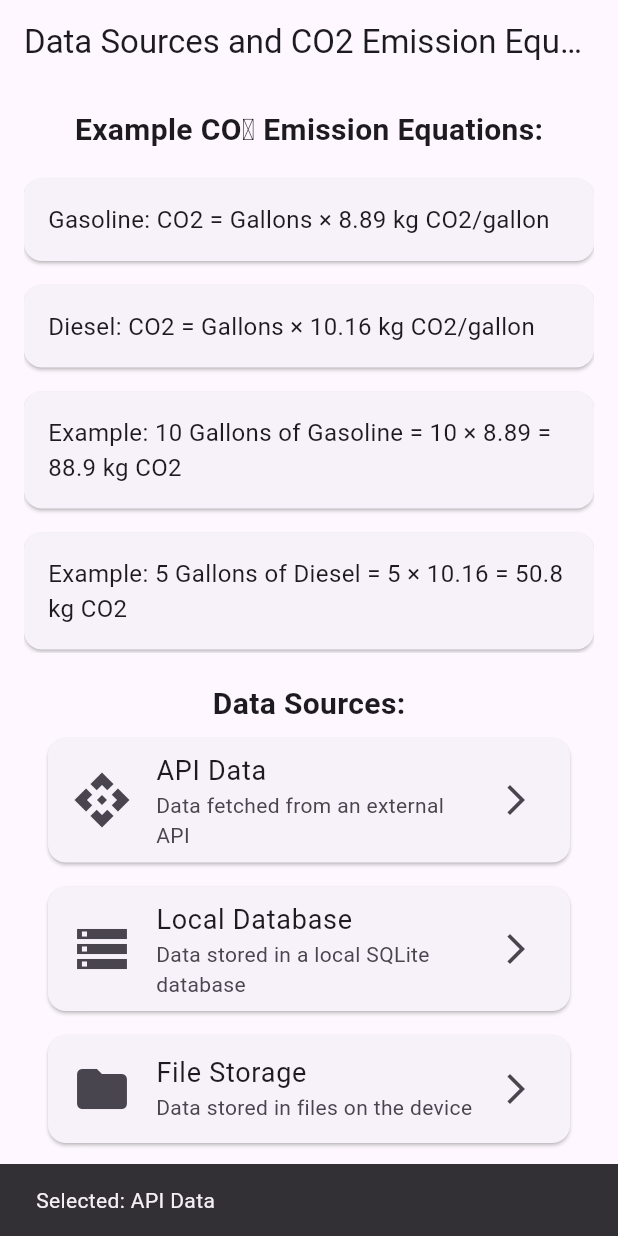
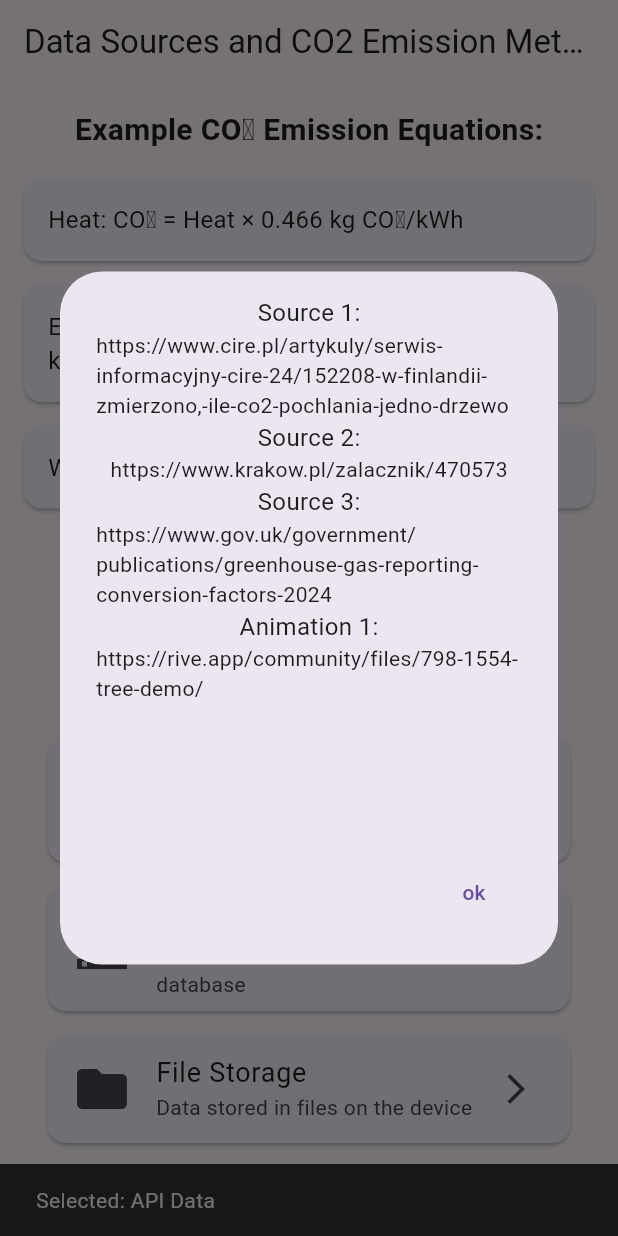
Before and after one commit to kn-kraken/carbon-tree, a Flutter app: the DataSourceAndCO2 screen opened directly, after a tap on "API Data", on a phone screen of 412 x 824 dp. Run offline on Flutter 3.47's test engine with Material 3 defaults, Android fonts, the light colour scheme and no system bars; our stand-ins replace file_picker, localstorage, rive; missing offline and left inert: excel, flex_seed_scheme, google_ml_kit, pdfx, svg_path_parser.

Commit message:
adds houshold indicators

```diff
--- a/lib/data_source_view.dart
+++ b/lib/data_source_view.dart
@@ -36,10 +36,9 @@ final List<DataSource> dataSources = [
 
 // Example CO2 Emission Equations
 List<String> exampleEquations = [
-  "Gasoline: CO2 = Gallons × 8.89 kg CO2/gallon",
-  "Diesel: CO2 = Gallons × 10.16 kg CO2/gallon",
-  "Example: 10 Gallons of Gasoline = 10 × 8.89 = 88.9 kg CO2",
-  "Example: 5 Gallons of Diesel = 5 × 10.16 = 50.8 kg CO2",
+  "Heat: CO\u2082 = Heat × 0.466 kg CO\u2082/kWh",
+  "Electricity: CO\u2082 = Electricity × 0.698 kg CO\u2082/kWh",
+  "Water: CO\u2082 = Water × 0.149 kg CO\u2082/m\u00b3",
 ];
 
 class DataSourceAndCO2 extends StatelessWidget {
@@ -47,7 +46,7 @@ class DataSourceAndCO2 extends StatelessWidget {
   Widget build(BuildContext context) {
     return Scaffold(
       appBar: AppBar(
-        title: Text('Data Sources and CO2 Emission Equations'),
+        title: Text('Data Sources and CO2 Emission Metrics'),
       ),
       body: Padding(
         padding: const EdgeInsets.all(16.0),
@@ -100,6 +99,47 @@ class DataSourceAndCO2 extends StatelessWidget {
                           SnackBar(
                               content: Text('Selected: ${dataSource.title}')),
                         );
+                        showDialog(
+                          context: context,
+                          builder: (context) => AlertDialog(
+                            content: SizedBox(
+                              height: 350,
+                              child: Column(
+                                children: [
+                                  Text(
+                                    'Source 1:',
+                                    style: TextStyle(fontSize: 16),
+                                  ),
+                                  Text(
+                                      'https://www.cire.pl/artykuly/serwis-informacyjny-cire-24/152208-w-finlandii-zmierzono,-ile-co2-pochlania-jedno-drzewo'),
+                                  Text(
+                                    'Source 2:',
+                                    style: TextStyle(fontSize: 16),
+                                  ),
+                                  Text(
+                                      'https://www.krakow.pl/zalacznik/470573'),
+                                  Text(
+                                    'Source 3:',
+                                    style: TextStyle(fontSize: 16),
+                                  ),
+                                  Text(
+                                      'https://www.gov.uk/government/publications/greenhouse-gas-reporting-conversion-factors-2024'),
+                                  Text(
+                                    'Animation 1:',
+                                    style: TextStyle(fontSize: 16),
+                                  ),
+                                  Text(
+                                      'https://rive.app/community/files/798-1554-tree-demo/'),
+                                ],
+                              ),
+                            ),
+                            actions: [
+                              TextButton(
+                                  onPressed: () => Navigator.of(context).pop(),
+                                  child: Text('ok'))
+                            ],
+                          ),
+                        );
                       },
                     ),
                   );
--- a/lib/household.dart
+++ b/lib/household.dart
@@ -1,3 +1,4 @@
+import 'package:carbon_tree/summary.dart';
 import 'package:flutter/material.dart';
 import 'package:flutter/services.dart';
 import 'package:localstorage/localstorage.dart';
@@ -22,7 +23,7 @@ class _HouseholdRouteState extends State<HouseholdRoute> {
     _loadData();
   }
 
-  void _loadData()  {
+  void _loadData() {
     setState(() {
       _waterController.text = localStorage.getItem('water') ?? '';
       _gasController.text = localStorage.getItem('gas') ?? '';
@@ -63,6 +64,20 @@ class _HouseholdRouteState extends State<HouseholdRoute> {
               ElevatedButton(
                 onPressed: _isChanged ? _onSave : null,
                 child: Text('Save'),
+              ),
+              SizedBox(
+                height: 20,
+              ),
+              ParkIndicator(
+                  (0.149 * double.parse(_waterController.text) +
+                          0.698 * double.parse(_electricityController.text) +
+                          0.466 * double.parse(_gasController.text)) /
+                      300,
+                  scale: 0.35),
+              Text(
+                  "${((0.149 * double.parse(_waterController.text) + 0.698 * double.parse(_electricityController.text) + 0.466 * double.parse(_gasController.text)) / 307).toStringAsFixed(2)} - number of Skałki Twardowskiego parks needed to recompensate your carbon footprint a day."),
+              SizedBox(
+                height: 20,
               ),
             ],
           ),
--- a/lib/trees_controller.dart
+++ b/lib/trees_controller.dart
@@ -144,7 +144,7 @@ class _TreesControllerState extends State<TreesController> {
                     Row(
                       mainAxisAlignment: MainAxisAlignment.spaceBetween,
                       children: [
-                        Text('Other Cracow citizens average: '),
+                        Text('Cracow citizens average: '),
                         Text('${150} g'),
                       ],
                     ),
@@ -181,7 +181,7 @@ class _TreesControllerState extends State<TreesController> {
                       columnSpacing: 1.0, // Adjust spacing between columns
                       columns: const [
                         DataColumn(label: Text('Habit')),
-                        DataColumn(label: Text('CO\u2082')),
+                        DataColumn(label: Text('CO\u2082(g)')),
                         DataColumn(label: Text('Add')),
                       ],
                       rows: availableHabits.entries
```
Also changed, not shown: 1 other file.
